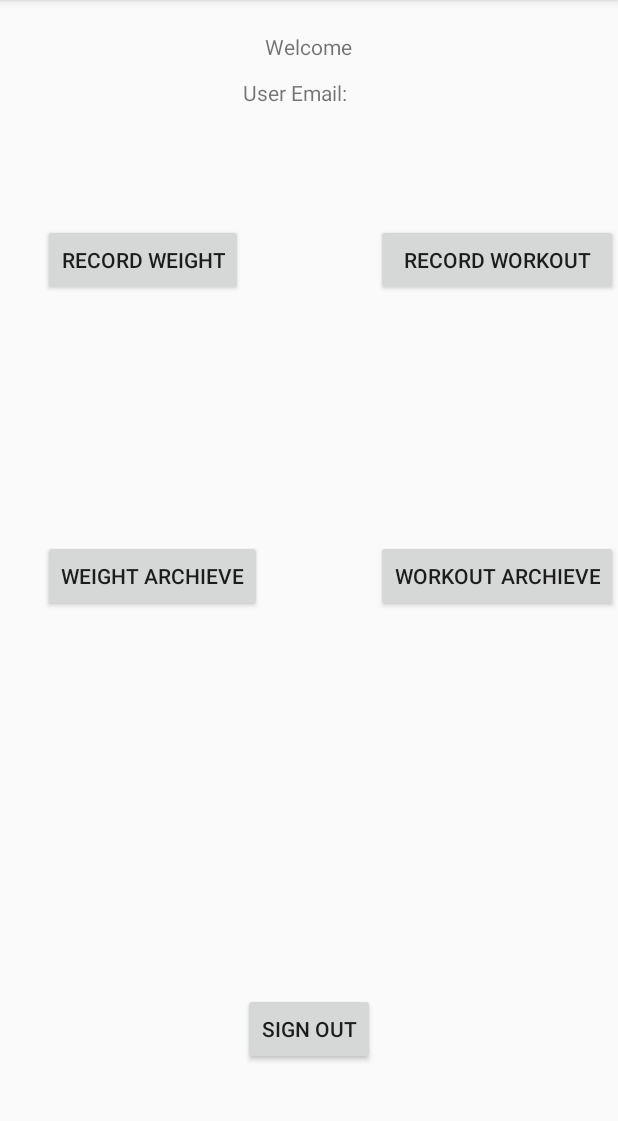
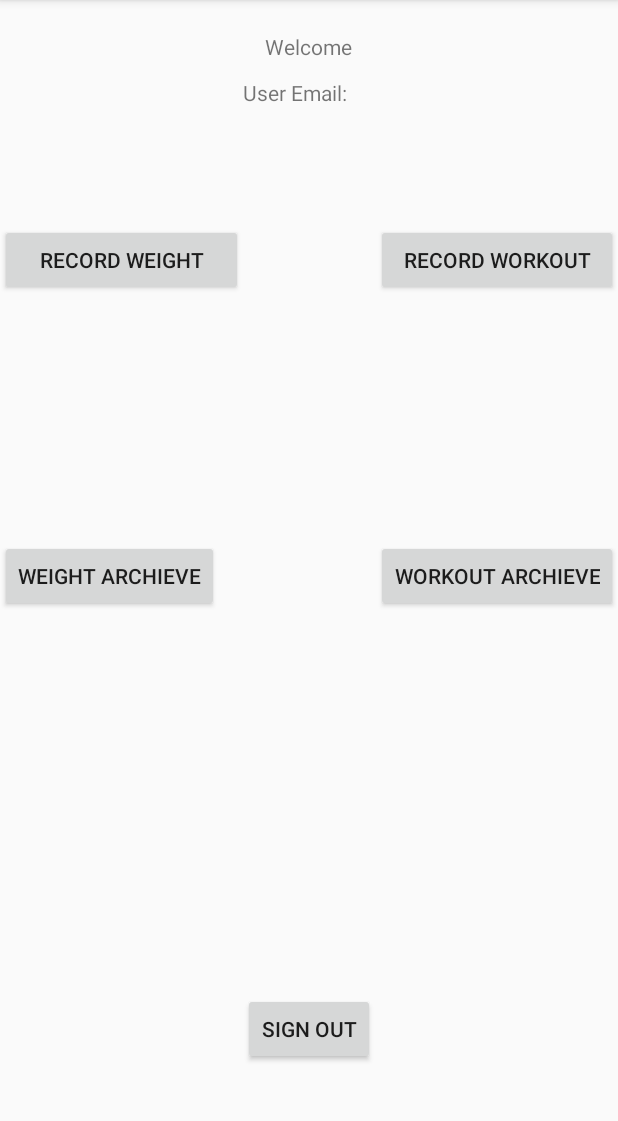
Before and after one commit to brianwalshe/FinalYearProjectCode, an Android app: the HomeActivity screen opened directly, with no data from a screen before it, on a phone screen of 412 x 824 dp, the part 84-1205 px from its top. Run offline under Robolectric (Android 15) with nearby library versions, the phone set to English and light mode, and no system bars; our stand-ins replace Firebase (no records; nobody signed in at launch, a user with empty details on screens opened directly).

Commit message:
Small change to the layout of the buttons

```diff
--- a/app/src/main/res/layout/activity_home.xml
+++ b/app/src/main/res/layout/activity_home.xml
@@ -32,7 +32,7 @@
 
     <Button
         android:id="@+id/btn_record_weight"
-        android:layout_width="wrap_content"
+        android:layout_width="match_parent"
         android:layout_height="wrap_content"
         android:layout_below="@+id/txt_useremail"
         android:layout_marginTop="78dp"
@@ -49,7 +49,7 @@
 
     <Button
         android:id="@+id/btn_Home_Record_Workout"
-        android:layout_width="wrap_content"
+        android:layout_width="match_parent"
         android:layout_height="wrap_content"
         android:layout_alignEnd="@+id/btn_workout_diary"
         android:layout_alignStart="@+id/btn_workout_diary"
```
Also changed, not shown: app/src/main/java/com/example/brian/finalyearproject/WorkoutDiary/CardioActivity.java (+28 -1 lines).
